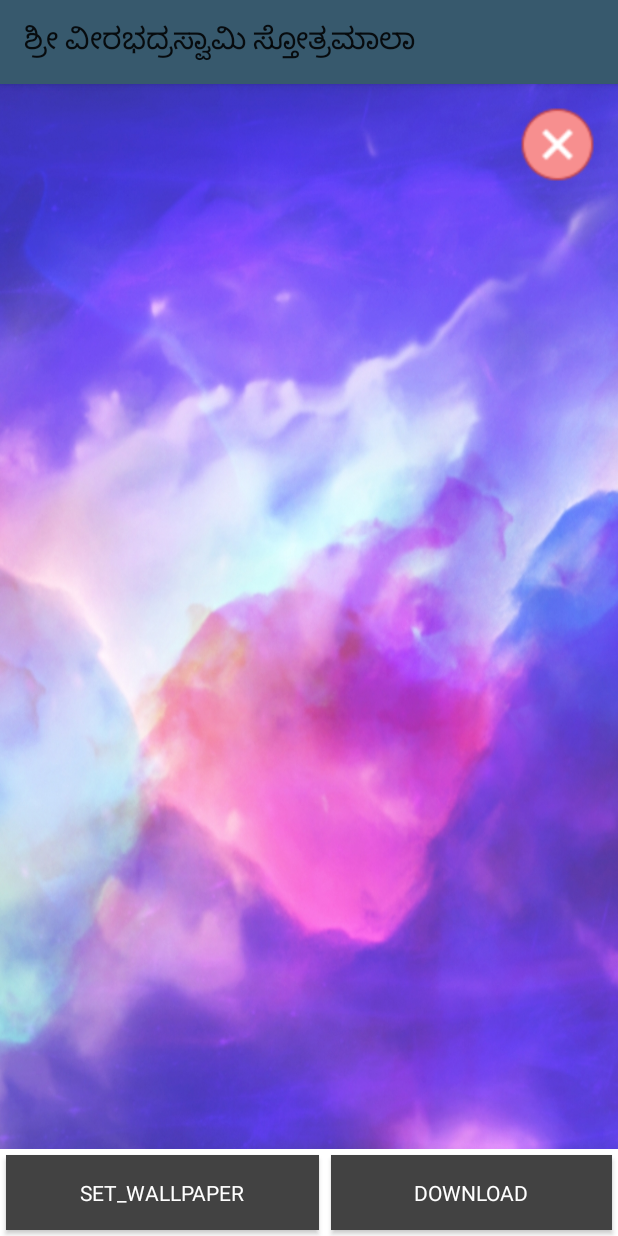
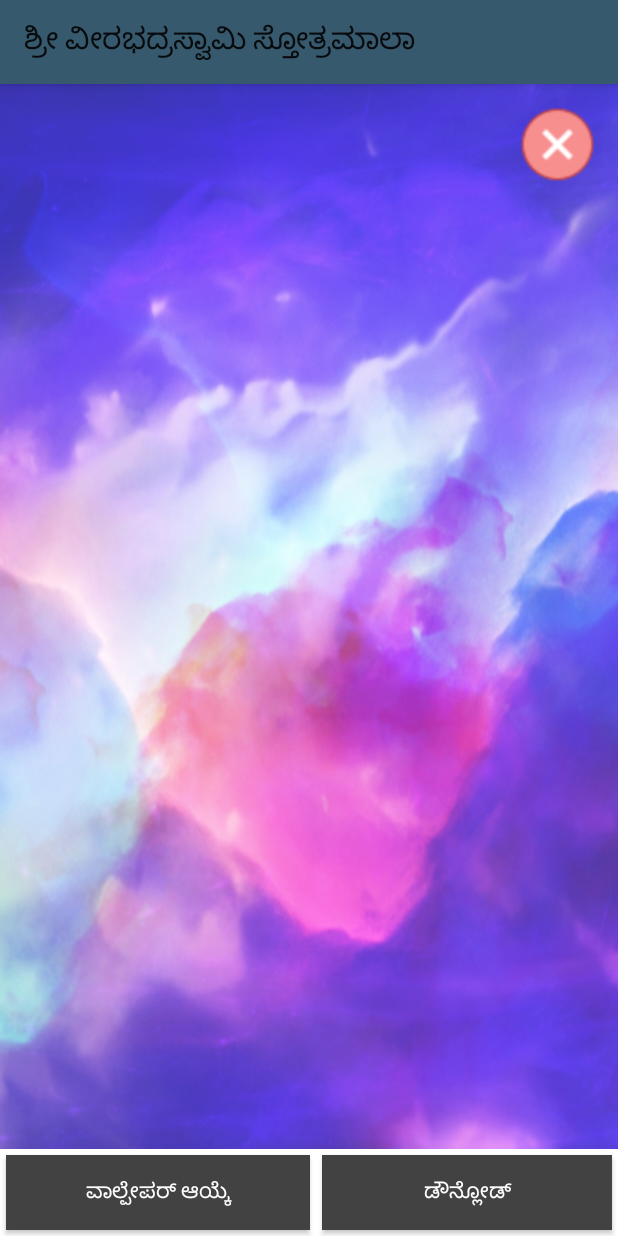
Before and after one commit to DeepakDG/VeerabhadraswamyKotlin, an Android app: the ImageDetailsActivity screen opened directly, with no data from a screen before it, on a phone screen of 412 x 824 dp. Run offline under Robolectric (Android 15) with nearby library versions, the phone set to English and light mode, and no system bars; pictures from the network do not load.

Commit message:
string kannada update

```diff
--- a/app/src/main/res/layout/activity_full_image.xml
+++ b/app/src/main/res/layout/activity_full_image.xml
@@ -62,7 +62,7 @@
             android:layout_margin="4dp"
             android:layout_weight="0.5"
             android:background="@drawable/set_wallpaper_back"
-            android:text="set_wallpaper"
+            android:text="@string/set_wallpaper"
             android:textColor="@android:color/white"
             android:typeface="sans" />
 
@@ -74,7 +74,7 @@
             android:layout_margin="4dp"
             android:layout_weight="0.5"
             android:background="@drawable/set_wallpaper_back"
-            android:text="download"
+            android:text="@string/download"
             android:textColor="@android:color/white"
             android:typeface="sans" />
     </LinearLayout>
--- a/app/src/main/res/values/strings.xml
+++ b/app/src/main/res/values/strings.xml
@@ -3905,7 +3905,8 @@ II ಓಂ ಶಾಂತಿಃ ಶಾಂತಿಃ ||
     <string name="app_id">ca-app-pub-2719647944299073~7912683496</string>
     <string name="interstitial_ad_unit_id">ca-app-pub-2719647944299073/9964131764</string>
     <string name="title_activity_settings">SettingsActivity</string>
-
+    <string name="download">ಡೌನ್ಲೋಡ್</string>
+    <string name="set_wallpaper">ವಾಲ್ಪೇಪರ್ ಆಯ್ಕೆ</string>
     <string name="hello_first_fragment">Hello first fragment</string>
     <string name="hello_second_fragment">Hello second fragment. Arg: %1$s</string>
 
```
